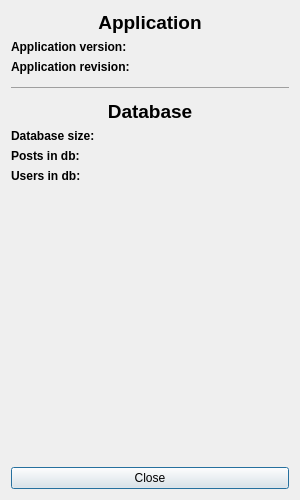
First picture: the form in src/ui/stat.ui, repository pztrn/qtdenter-old, before the edit.
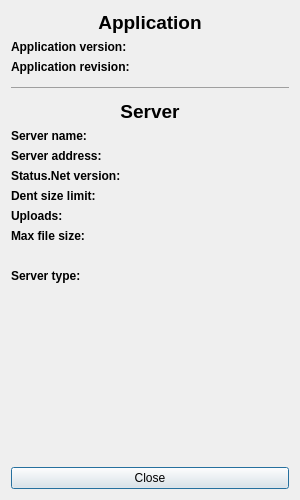
Second picture: the form after the edit.

Commit message: Server information dialog, dent size limit now getting directly from server

Diff of the .ui file:
```diff
--- a/src/ui/stat.ui
+++ b/src/ui/stat.ui
@@ -107,7 +107,7 @@
       </font>
      </property>
      <property name="text">
-      <string>Database</string>
+      <string>Server</string>
      </property>
      <property name="alignment">
       <set>Qt::AlignCenter</set>
@@ -125,24 +125,24 @@
         </font>
        </property>
        <property name="text">
-        <string>Database size:</string>
-       </property>
-      </widget>
-     </item>
-     <item row="1" column="0">
-      <widget class="QLabel" name="label_7">
-       <property name="font">
-        <font>
-         <weight>75</weight>
-         <bold>true</bold>
-        </font>
-       </property>
-       <property name="text">
-        <string>Posts in db:</string>
+        <string>Server name:</string>
        </property>
       </widget>
      </item>
      <item row="2" column="0">
+      <widget class="QLabel" name="label_7">
+       <property name="font">
+        <font>
+         <weight>75</weight>
+         <bold>true</bold>
+        </font>
+       </property>
+       <property name="text">
+        <string>Status.Net version:</string>
+       </property>
+      </widget>
+     </item>
+     <item row="3" column="0">
       <widget class="QLabel" name="label_8">
        <property name="font">
         <font>
@@ -151,7 +151,7 @@
         </font>
        </property>
        <property name="text">
-        <string>Users in db:</string>
+        <string>Dent size limit:</string>
        </property>
       </widget>
      </item>
@@ -176,6 +176,103 @@
        </property>
       </widget>
      </item>
+     <item row="3" column="1">
+      <widget class="QLabel" name="dent_size">
+       <property name="text">
+        <string/>
+       </property>
+      </widget>
+     </item>
+     <item row="1" column="0">
+      <widget class="QLabel" name="label_9">
+       <property name="font">
+        <font>
+         <weight>75</weight>
+         <bold>true</bold>
+        </font>
+       </property>
+       <property name="text">
+        <string>Server address:</string>
+       </property>
+      </widget>
+     </item>
+     <item row="1" column="1">
+      <widget class="QLabel" name="server_address">
+       <property name="text">
+        <string/>
+       </property>
+      </widget>
+     </item>
+     <item row="4" column="0">
+      <widget class="QLabel" name="label_10">
+       <property name="font">
+        <font>
+         <weight>75</weight>
+         <bold>true</bold>
+        </font>
+       </property>
+       <property name="text">
+        <string>Uploads:</string>
+       </property>
+      </widget>
+     </item>
+     <item row="5" column="0">
+      <widget class="QLabel" name="label_11">
+       <property name="font">
+        <font>
+         <weight>75</weight>
+         <bold>true</bold>
+        </font>
+       </property>
+       <property name="text">
+        <string>Max file size:</string>
+       </property>
+      </widget>
+     </item>
+     <item row="4" column="1">
+      <widget class="QLabel" name="uploads_status">
+       <property name="text">
+        <string/>
+       </property>
+      </widget>
+     </item>
+     <item row="5" column="1">
+      <widget class="QLabel" name="max_file_size">
+       <property name="text">
+        <string/>
+       </property>
+      </widget>
+     </item>
+     <item row="6" column="0">
+      <widget class="QLabel" name="label_12">
+       <property name="text">
+        <string/>
+       </property>
+      </widget>
+     </item>
+     <item row="7" column="0">
+      <widget class="QLabel" name="label_13">
+       <property name="font">
+        <font>
+         <weight>75</weight>
+         <bold>true</bold>
+        </font>
+       </property>
+       <property name="text">
+        <string>Server type:</string>
+       </property>
+      </widget>
+     </item>
+     <item row="7" column="1">
+      <widget class="QLabel" name="server_type">
+       <property name="text">
+        <string/>
+       </property>
+       <property name="wordWrap">
+        <bool>true</bool>
+       </property>
+      </widget>
+     </item>
     </layout>
    </item>
    <item row="6" column="0">
```
Left out of the diff: 11 changed lines with no effect on the pictures. The commit also changes 9 other files.
